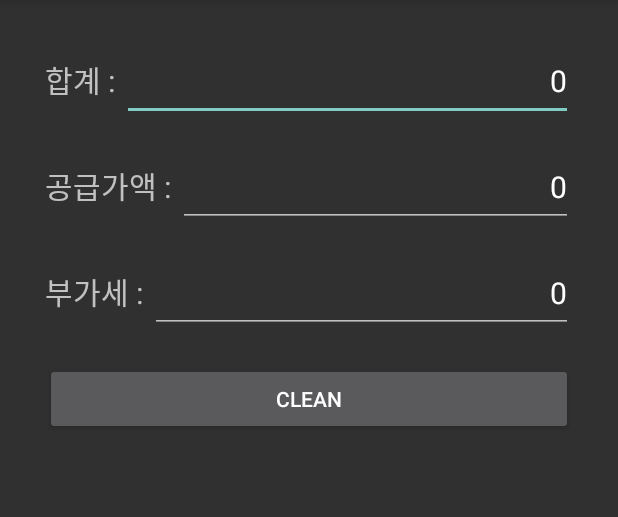
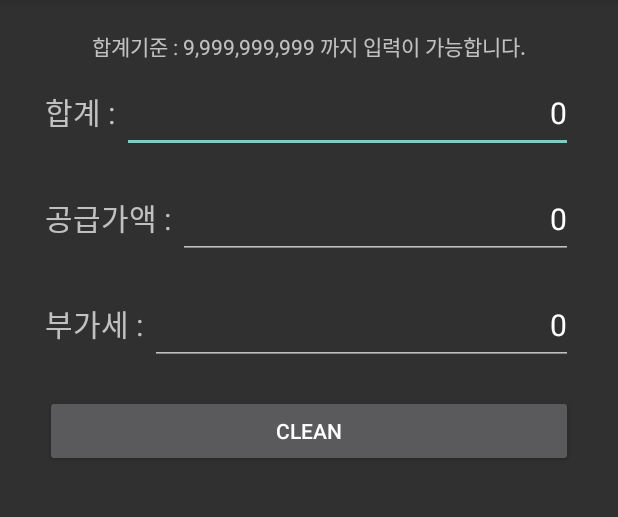
Before and after one commit to hyleekr9580/calculator2, an Android app: the screen it shows after launch (MainActivity), after a tap on "CLEAN", on a phone screen of 412 x 824 dp, the part 84-601 px from its top. Run offline under Robolectric (Android 15) with nearby library versions, the phone set to English and light mode, and no system bars.

Commit message:
완성??

```diff
--- a/app/src/main/java/contentsstudio/kr/calculator2/MainActivity.java
+++ b/app/src/main/java/contentsstudio/kr/calculator2/MainActivity.java
@@ -8,7 +8,6 @@ import android.support.v7.app.AppCompatActivity;
 import android.text.Editable;
 import android.text.Selection;
 import android.text.TextWatcher;
-import android.util.Log;
 import android.view.KeyEvent;
 import android.view.Menu;
 import android.view.MenuItem;
@@ -23,16 +22,15 @@ public class MainActivity extends AppCompatActivity implements View.OnClickListe
     private EditText mEditTotal;
     private EditText mEditMoney;
     private EditText mEditVat;
-
     private Button mButtonClean;
 
-    private String reault = "";
+    private String mReault = "";
+    private String mReault2 = "0";
+
+    private DecimalFormat mDecimalFormat;
+    private static final String TAG = MainActivity.class.getSimpleName();
 
     public static Activity activity;
-    private DecimalFormat mDecimalFormat;
-
-    private static final String TAG = MainActivity.class.getSimpleName();
-
 
     @Override
     protected void onCreate(Bundle savedInstanceState) {
@@ -42,7 +40,6 @@ public class MainActivity extends AppCompatActivity implements View.OnClickListe
         //어플종료
         activity = MainActivity.this;
 
-
         mEditTotal = (EditText) findViewById(R.id.total_edt);
         mEditMoney = (EditText) findViewById(R.id.money_edt);
         mEditVat = (EditText) findViewById(R.id.vat_edt);
@@ -50,12 +47,11 @@ public class MainActivity extends AppCompatActivity implements View.OnClickListe
         mButtonClean = (Button) findViewById(R.id.clean_btn);
         mButtonClean.setOnClickListener(this);
 
-
         mEditTotal.addTextChangedListener(watcher1);
         mEditMoney.addTextChangedListener(watcher2);
         mEditVat.addTextChangedListener(watcher3);
 
-        mDecimalFormat = new DecimalFormat("###,###,###,###");
+        mDecimalFormat = new DecimalFormat("###,###");
 
         mEditTotal.setOnFocusChangeListener(new View.OnFocusChangeListener() {
             @Override
@@ -66,8 +62,6 @@ public class MainActivity extends AppCompatActivity implements View.OnClickListe
                 } else {
                     mEditMoney.addTextChangedListener(watcher2);
                     mEditVat.addTextChangedListener(watcher3);
-
-
                 }
             }
         });
@@ -82,7 +76,6 @@ public class MainActivity extends AppCompatActivity implements View.OnClickListe
                 } else {
                     mEditTotal.addTextChangedListener(watcher1);
                     mEditVat.addTextChangedListener(watcher3);
-
                 }
             }
         });
@@ -94,73 +87,61 @@ public class MainActivity extends AppCompatActivity implements View.OnClickListe
                 if (hasFocus) {
                     mEditTotal.removeTextChangedListener(watcher1);
                     mEditMoney.removeTextChangedListener(watcher2);
-
                 } else {
                     mEditTotal.addTextChangedListener(watcher1);
                     mEditMoney.addTextChangedListener(watcher2);
-
                 }
             }
         });
     }
-
 
     //  합계를 입력 하였을때 공급가, 부가세 자동변경
     TextWatcher watcher1 = new TextWatcher() {
         @Override
         public void beforeTextChanged(CharSequence s, int start, int count, int after) {
             // 입력하기 전에
-//            Log.e(TAG, "==================================> beforeTextChanged");
         }
 
         @Override
         public void onTextChanged(CharSequence s, int start, int before, int count) {
+            // 입력되는 텍스트에 변화가 있을 때
+            double num, res, vat;
 
+            if (!s.toString().equals(mReault)) {
+                mReault = makeStringComma(s.toString().replaceAll(",", ""));
+                mEditTotal.setText(mReault);
+                Editable e = mEditTotal.getText();
+                Selection.setSelection(e, mReault.length());
 
-            // 입력되는 텍스트에 변화가 있을 때
-            int num, res, vat;
-
-            if (!s.toString().equals(reault)) {
-
-                reault = makeStringComma(s.toString().replaceAll(",", ""));
-                mEditTotal.setText(reault);
-                Editable e = mEditTotal.getText();
-                Selection.setSelection(e, reault.length());
-
-                num = Integer.parseInt(mEditTotal.getText().toString().replace(",", ""));
-                Log.e(TAG, "==================================> num : " + num);
+                if (mEditTotal.getText().length() > 13 || mEditTotal.getText().length() < 1) {
+                    mEditTotal.setText(mReault2);
+                } else {
+                    num = Double.parseDouble(mEditTotal.getText().toString().replace(",", ""));
 
                     //  공급가 계산
-                res = (int) (num / 1.1000F);
-                Log.e(TAG, "======================================> res : " + res);
-
+                    res = num / 1.10d;
                     //  부가세 계산
                     vat = num - res;
-                Log.e(TAG, "============================================> vat : " + vat);
 
                     //  공급가 보여주기
                     mEditMoney.setText("" + mDecimalFormat.format(res));
                     //  부가세 보여주기
                     mEditVat.setText("" + mDecimalFormat.format(vat));
+                }
             } else {
-                mEditMoney.setText("");
-                mEditVat.setText("");
-
+                mEditMoney.setText(mReault2);
+                mEditVat.setText(mReault2);
             }
         }
 
         @Override
         public void afterTextChanged(Editable s) {
             // 입력이 끝났을 때
-
-//            Log.e(TAG, "==================================> afterTextChanged");
-
         }
     };
 
 
     //  공급가를 입력 하였을때 합계, 부가세 자동변경
-
     TextWatcher watcher2 = new TextWatcher() {
         @Override
         public void beforeTextChanged(CharSequence s, int start, int count, int after) {
@@ -168,32 +149,34 @@ public class MainActivity extends AppCompatActivity implements View.OnClickListe
 
         @Override
         public void onTextChanged(CharSequence s, int start, int before, int count) {
-            int num, res, vat;
-            if (!s.toString().equals(reault)) {
+            double num, res, vat;
+            if (!s.toString().equals(mReault)) {
 
-                reault = makeStringComma(s.toString().replaceAll(",", ""));
-                mEditMoney.setText(reault);
+                mReault = makeStringComma(s.toString().replaceAll(",", ""));
+                mEditMoney.setText(mReault);
                 Editable e = mEditMoney.getText();
-                Selection.setSelection(e, reault.length());
+                Selection.setSelection(e, mReault.length());
 
-                num = Integer.parseInt(mEditMoney.getText().toString().replace(",", ""));
+                if (mEditMoney.getText().length() > 13 || mEditMoney.getText().length() < 1) {
+                    mEditMoney.setText(mReault2);
+                } else {
+                    num = Double.parseDouble(mEditMoney.getText().toString().replace(",", ""));
 
                     //  부가세 계산
-                vat = (int) (num * 0.10F);
+                    vat = num * 0.10d;
                     //  합계 계산
                     res = num + vat;
-
 
                     //  합계 보여주기
                     mEditTotal.setText("" + mDecimalFormat.format(res));
                     //  부가세 보여주기
                     mEditVat.setText("" + mDecimalFormat.format(vat));
+                }
             } else {
-                mEditTotal.setText("");
-                mEditVat.setText("");
+                mEditTotal.setText(mReault2);
+                mEditVat.setText(mReault2);
             }
         }
-
 
         @Override
         public void afterTextChanged(Editable s) {
@@ -209,18 +192,21 @@ public class MainActivity extends AppCompatActivity implements View.OnClickListe
 
         @Override
         public void onTextChanged(CharSequence s, int start, int before, int count) {
-            int num, res, total;
-            if (!s.toString().equals(reault)) {
+            double num, res, total;
+            if (!s.toString().equals(mReault)) {
 
-                reault = makeStringComma(s.toString().replaceAll(",", ""));
-                mEditVat.setText(reault);
+                mReault = makeStringComma(s.toString().replaceAll(",", ""));
+                mEditVat.setText(mReault);
                 Editable e = mEditVat.getText();
-                Selection.setSelection(e, reault.length());
+                Selection.setSelection(e, mReault.length());
 
-                num = Integer.parseInt(mEditVat.getText().toString().replace(",", ""));
+                if (mEditVat.getText().length() > 11 || mEditVat.getText().length() < 1) {
+                    mEditVat.setText(mReault2);
+                } else {
+                    num = Double.parseDouble(mEditVat.getText().toString().replace(",", ""));
 
                     //  공급가 계산
-                res = (int) (num * 10.0);
+                    res = num * 10.0d;
                     //  합계 계산
                     total = num + res;
 
@@ -228,16 +214,16 @@ public class MainActivity extends AppCompatActivity implements View.OnClickListe
                     mEditMoney.setText("" + mDecimalFormat.format(res));
                     //  합계 보여주기
                     mEditTotal.setText("" + mDecimalFormat.format(total));
+                }
             } else {
-                mEditMoney.setText("");
-                mEditTotal.setText("");
+                mEditMoney.setText(mReault2);
+                mEditTotal.setText(mReault2);
 
             }
         }
 
         @Override
         public void afterTextChanged(Editable s) {
-
         }
     };
 
@@ -248,9 +234,9 @@ public class MainActivity extends AppCompatActivity implements View.OnClickListe
 
             case R.id.clean_btn:
                 Toast.makeText(MainActivity.this, "모든 항목이 삭제 되었습니다.", Toast.LENGTH_SHORT).show();
-                mEditTotal.setText("" + 0);
-                mEditMoney.setText("" + 0);
-                mEditVat.setText("" + 0);
+                mEditTotal.setText(mReault2);
+                mEditMoney.setText(mReault2);
+                mEditVat.setText(mReault2);
                 break;
         }
     }
@@ -284,7 +270,6 @@ public class MainActivity extends AppCompatActivity implements View.OnClickListe
             case 2:
                 admin();
                 break;
-
             case 3:
                 email();
                 break;
--- a/app/src/main/res/layout/activity_main.xml
+++ b/app/src/main/res/layout/activity_main.xml
@@ -7,6 +7,11 @@
     android:orientation="vertical"
     tools:context="contentsstudio.kr.calculator2.MainActivity">
 
+    <TextView
+        android:layout_gravity="center"
+        android:layout_width="wrap_content"
+        android:layout_height="wrap_content"
+        android:text="합계기준 : 9,999,999,999 까지 입력이 가능합니다."/>
     <LinearLayout
         android:layout_width="match_parent"
         android:layout_height="wrap_content"
```
Lines whose indentation alone changed are shown as unchanged.
